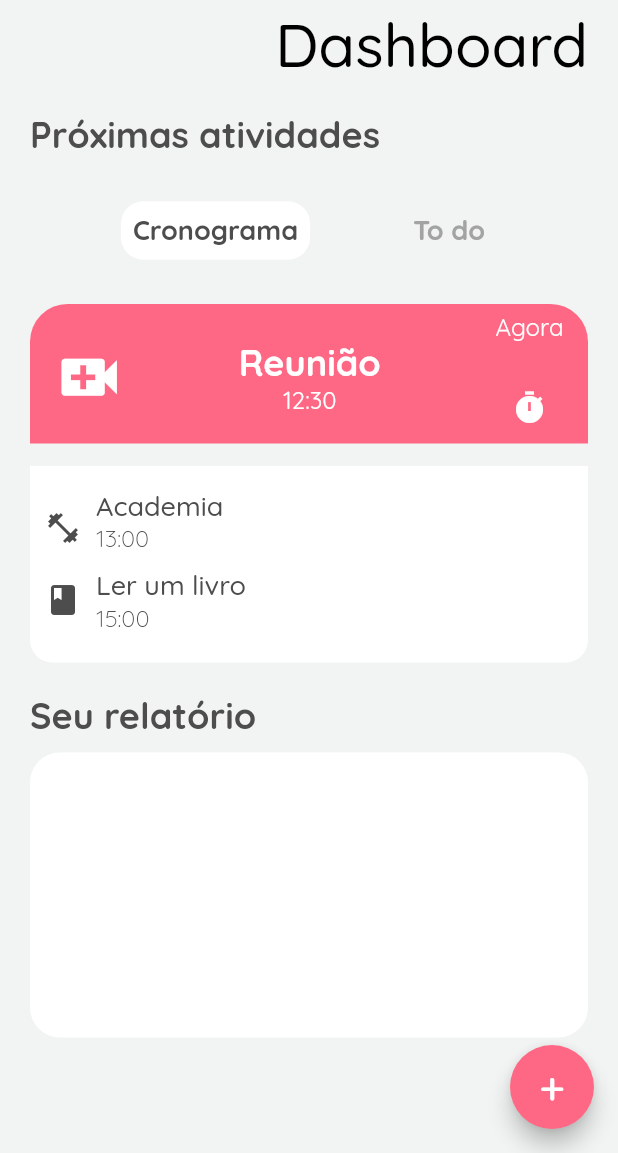
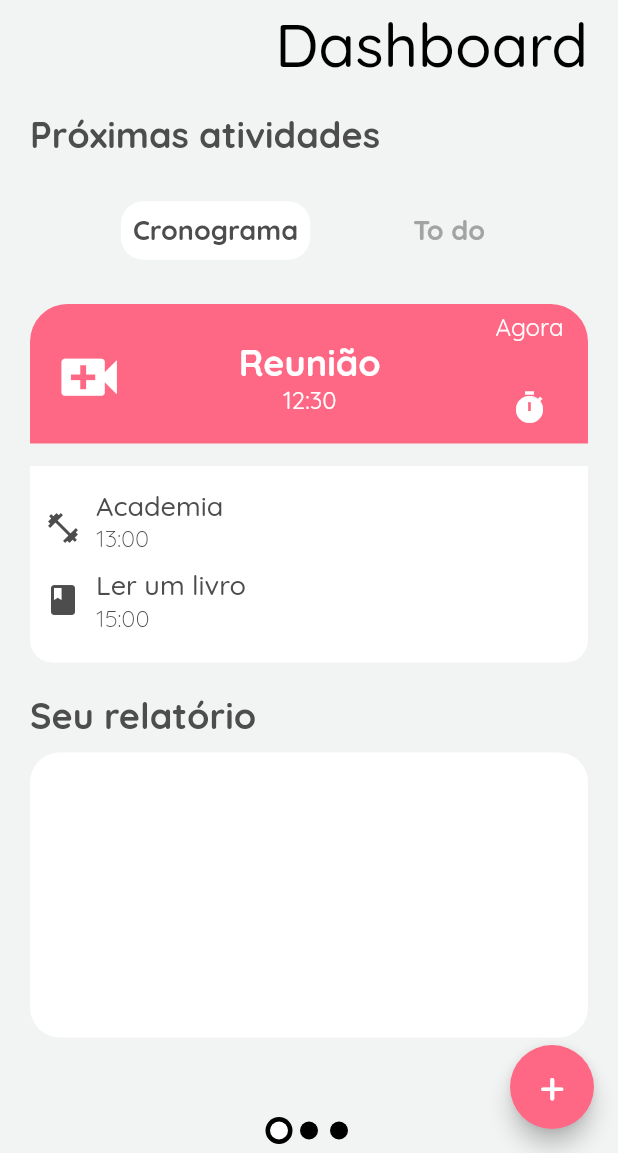
Before and after one commit to ViniciusBatista32/nous, a Flutter app: the Dashboard screen opened by its route, after a tap on the "menu" icon, after a tap on the "timer" icon, on a phone screen of 412 x 824 dp, the part 83-1236 px from its top. Run offline on Flutter 3.47's test engine with Material 2 defaults, Android fonts, the phone set to English and light mode, and no system bars; our stand-ins replace get.

Commit message:
- Manutenção no design - Inclusão bolinhas de navegação na dashboard

```diff
--- a/lib/components/widgets.dart
+++ b/lib/components/widgets.dart
@@ -1,5 +1,4 @@
 import 'package:flutter/material.dart';
-import 'package:get/route_manager.dart';
 
 class WidgetComponents
 {
@@ -194,4 +193,34 @@ class WidgetComponents
       );
     }
   }
+
+  Widget NavigationBall(bool isActive)
+  {
+    return Container(
+      height: 30,
+      child: AnimatedContainer(
+        duration: Duration(milliseconds: 150),
+        margin: EdgeInsets.symmetric(horizontal: 4.0),
+        height: 10,
+        width: 12,
+
+        decoration: BoxDecoration(
+          boxShadow: [
+            isActive
+            ? BoxShadow(
+              color: Colors.black,
+              blurRadius: 0,
+              spreadRadius: 3.0,
+            )
+            : BoxShadow(
+              color: Colors.transparent,
+            )
+          ],
+
+          shape: BoxShape.circle,
+          color: isActive ? Colors.white : Colors.black,
+        ),
+      ),
+    );
+  }
 }
--- a/lib/ui/dashboard.dart
+++ b/lib/ui/dashboard.dart
@@ -1,4 +1,5 @@
 import 'package:flutter/material.dart';
+import 'package:nous/components/widgets.dart';
 import 'package:nous/ui/dashboard/dashboard_home_page.dart';
 import 'package:nous/ui/dashboard/schedule_page.dart';
 import 'package:nous/ui/dashboard/todo_page.dart';
@@ -18,12 +19,18 @@ class Dashboard extends StatefulWidget {
 class _DashboardState extends State<Dashboard> {
   final GlobalKey<ScaffoldState> _key = GlobalKey();
 
+  bool firstBallIsActive = true;
+  bool secondBallIsActive = false;
+  bool thirdBallIsActive = false;
+
   @override
   Widget build(BuildContext context) {
     return Scaffold(
       key: _key,
 
-      body: Column(
+      body: Stack(
+        children: [
+          Column(
             children: [
               Container(
                 padding: EdgeInsets.only(left: 20, top: 30, right: 20),
@@ -66,6 +73,21 @@ class _DashboardState extends State<Dashboard> {
                   ),
 
                   child: PageView(
+                    onPageChanged: (page){
+                      setState(() {
+                        firstBallIsActive = false;
+                        secondBallIsActive = false;
+                        thirdBallIsActive = false;
+
+                        if(page == 0)
+                          firstBallIsActive = true;
+                        else if(page == 1)
+                          secondBallIsActive = true;
+                        else if(page == 2)
+                          thirdBallIsActive = true;
+                      });
+                    },
+
                     children: [
                       DashboardHomePage(),
 
@@ -75,6 +97,27 @@ class _DashboardState extends State<Dashboard> {
                     ],
                   )
                 ),
+              ),
+            ],
+          ),
+
+          Column(
+            mainAxisAlignment: MainAxisAlignment.end,
+            children: [
+              Container(
+                alignment: Alignment.bottomCenter,
+                child: Row(
+                  mainAxisAlignment: MainAxisAlignment.center,
+                  children: [
+                    WidgetComponents().NavigationBall(firstBallIsActive),
+
+                    WidgetComponents().NavigationBall(secondBallIsActive),
+
+                    WidgetComponents().NavigationBall(thirdBallIsActive),
+                  ],
+                )
+              )
+            ],
           )
         ],
       ),
--- a/lib/ui/dashboard/schedule_page.dart
+++ b/lib/ui/dashboard/schedule_page.dart
@@ -274,7 +274,7 @@ class _SchedulePageState extends State<SchedulePage>
                         child: Padding(
                           padding: EdgeInsets.only(top: 30, left: 10),
 
-                          child: ListView.builder(
+                          child: listLength > 0 ? ListView.builder(
                             padding: EdgeInsets.only(top: 10),
                             itemCount: listLength,
                             itemBuilder: (context, index){
@@ -298,12 +298,37 @@ class _SchedulePageState extends State<SchedulePage>
                                     ),
 
                                     index + 1 == listLength
-                                    ? Text("${scheduleDayData[index]["final_time"].substring(0,5)} –")
+                                    ? Padding(
+                                      padding: EdgeInsets.only(bottom: 100),
+                                      child: Text("${scheduleDayData[index]["final_time"].substring(0,5)} –"),
+                                    )
                                     : Container(),
                                   ],
                                 ),
                               );
                             }
+                          )
+                          : Column(
+                            mainAxisAlignment: MainAxisAlignment.center,
+                            children: [
+                              const Text(
+                                "Nenhuma tarefa cadastrada",
+                                style: TextStyle(
+                                  fontSize: 20
+                                ),
+                              ),
+
+                              const Text(
+                                "Toque em + para adicionar",
+                                style: TextStyle(
+                                  fontSize: 20
+                                ),
+                              ),
+
+                              Container(
+                                padding: EdgeInsets.only(bottom: 100),
+                              )
+                            ],
                           ),
                         )
                       )
```
Lines whose indentation alone changed are shown as unchanged.
